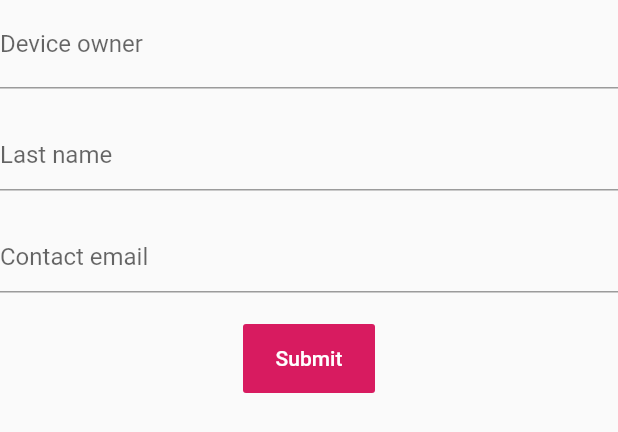
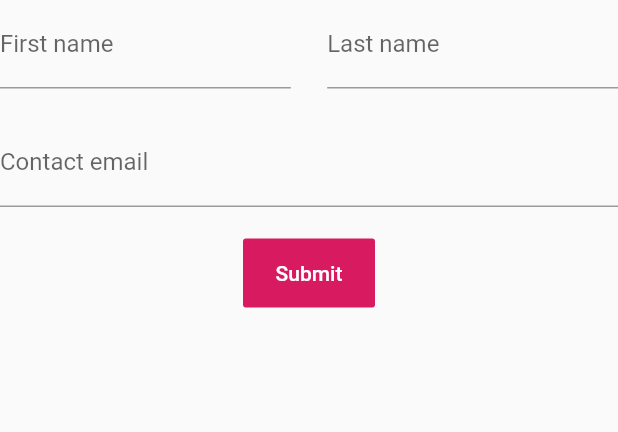
Before and after one commit to openeew/openeew-provisioner, a Flutter app: the ContactForm widget shown alone on an empty page, opened directly, on a phone screen of 412 x 824 dp. Shown: the top 432 px of the screen. Run offline on Flutter 3.47's test engine with Material 2 defaults, Android fonts, the phone set to English and light mode, and no system bars; our stand-ins replace percent_indicator.

Commit message:
Styling contact form

```diff
--- a/lib/forms/contact.dart
+++ b/lib/forms/contact.dart
@@ -37,23 +37,22 @@ class ContactFormState extends State<ContactForm> {
       key: _formKey,
       child: Column(
         children: <Widget>[
-          TextFormField(
-            decoration: InputDecoration(
-              hintText: 'First name',
-              labelText: 'Device owner',
-            ),
-            validator: (value) => (value == null || value.isEmpty) ? 'First name is required' : null,
-            onChanged: (value) => setState(() { _firstName = value; }),
-          ),
+          Row(children: <Widget>[
+            Expanded(flex: 8, child: TextFormField(
+              decoration: InputDecoration(labelText: 'First name'),
+              validator: (value) => (value == null || value.isEmpty) ? 'First name is required' : null,
+              onChanged: (value) => setState(() { _firstName = value; }),
+            )),
+            Expanded(flex: 1, child: Container()),
+            Expanded(flex: 8, child: TextFormField(
+              decoration: InputDecoration(labelText: 'Last name'),
+              validator: (value) => (value == null || value.isEmpty) ? 'Last name is required' : null,
+              onChanged: (value) => setState(() { _lastName = value; }),
+            )),
+          ]),
           Space(20),
           TextFormField(
-            decoration: InputDecoration(hintText: 'Last name'),
-            validator: (value) => (value == null || value.isEmpty) ? 'Last name is required' : null,
-            onChanged: (value) => setState(() { _lastName = value; }),
-          ),
-          Space(20),
-          TextFormField(
-            decoration: InputDecoration(hintText: 'Contact email'),
+            decoration: InputDecoration(labelText: 'Contact email'),
             validator: (value) => (value == null || value.isEmpty) ? 'Contact email is required' : null,
             onChanged: (value) => setState(() { _email = value; }),
           ),
```
